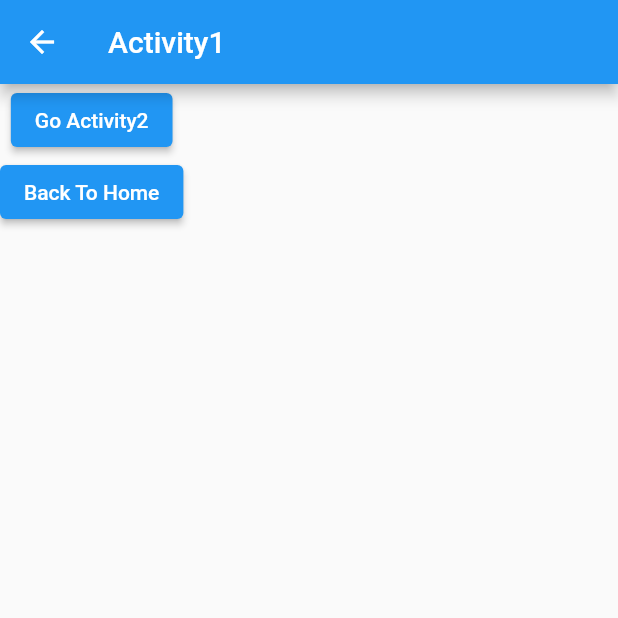
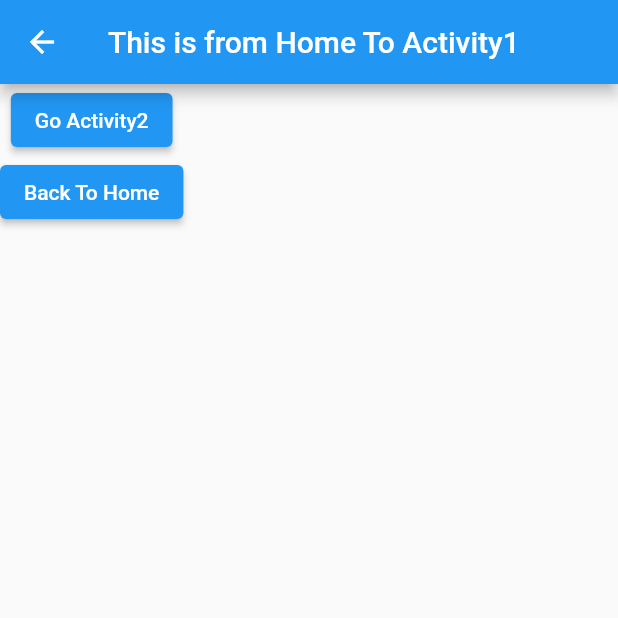
Before and after one commit to csearafat01/flutter_module_6, a Flutter app: the screen it shows after launch, after a tap on "Go Activity1", on a phone screen of 412 x 824 dp, the top half of it. Run offline on Flutter 3.47's test engine with Material 2 defaults, Android fonts, the phone set to English and light mode, and no system bars.

Commit message:
pass_data_via_Navigator

```diff
--- a/lib/main.dart
+++ b/lib/main.dart
@@ -30,10 +30,10 @@ class HomeScreen extends StatelessWidget {
         mainAxisAlignment: MainAxisAlignment.start,
         children: [
           ElevatedButton(onPressed: (){
-            Navigator.push(context, MaterialPageRoute(builder: (context)=>const Activity1()));
+            Navigator.push(context, MaterialPageRoute(builder: (context)=> const Activity1('This is from Home To Activity1')));
           }, child: const Text('Go Activity1')),
           ElevatedButton(onPressed: (){
-            Navigator.push(context, MaterialPageRoute(builder: (context)=>const Activity2()));
+            Navigator.push(context, MaterialPageRoute(builder: (context)=> const Activity2('This is from Home To Activity2')));
           }, child: const Text('Go Activity2')),
         ],
       ),
@@ -42,19 +42,22 @@ class HomeScreen extends StatelessWidget {
 }
 
 class Activity1 extends StatelessWidget {
-  const Activity1({super.key});
+  final String mgs;
+   const Activity1(
+      this.mgs,
+      {super.key});
 
   @override
   Widget build(BuildContext context) {
     return Scaffold(
       appBar: AppBar(
-        title: const Text('Activity1'),
+        title:  Text(mgs),
       ),
       body: Column(
         mainAxisAlignment: MainAxisAlignment.start,
         children: [
           ElevatedButton(onPressed: (){
-            Navigator.push(context, MaterialPageRoute(builder: (context)=>const Activity2()));
+            Navigator.push(context, MaterialPageRoute(builder: (context)=> const Activity2('This is from Activity1 To Activity2')));
           }, child: const Text('Go Activity2')),
           ElevatedButton(onPressed: (){
             Navigator.pushReplacement(context, MaterialPageRoute(builder: (context)=>const HomeScreen()));
@@ -66,19 +69,22 @@ class Activity1 extends StatelessWidget {
 }
 
 class Activity2 extends StatelessWidget {
-  const Activity2({super.key});
+  final String mgs;
+   const Activity2(
+      this.mgs,
+      {super.key});
 
   @override
   Widget build(BuildContext context) {
     return Scaffold(
       appBar: AppBar(
-        title: const Text('Activity2'),
+        title:  Text(mgs),
       ),
       body: Column(
         mainAxisAlignment: MainAxisAlignment.start,
         children: [
           ElevatedButton(onPressed: (){
-            Navigator.push(context, MaterialPageRoute(builder: (context)=>const Activity1()));
+            Navigator.push(context, MaterialPageRoute(builder: (context)=> const Activity1('This is from Activity2 To Activity1')));
           }, child: const Text('Go Activity1')),
           ElevatedButton(onPressed: (){
             Navigator.pushReplacement(
```
